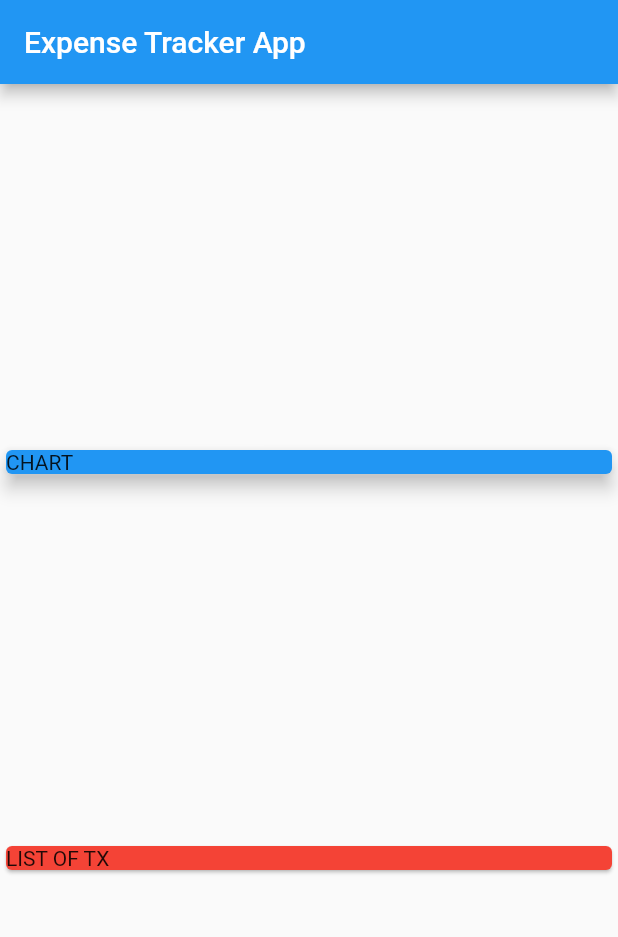
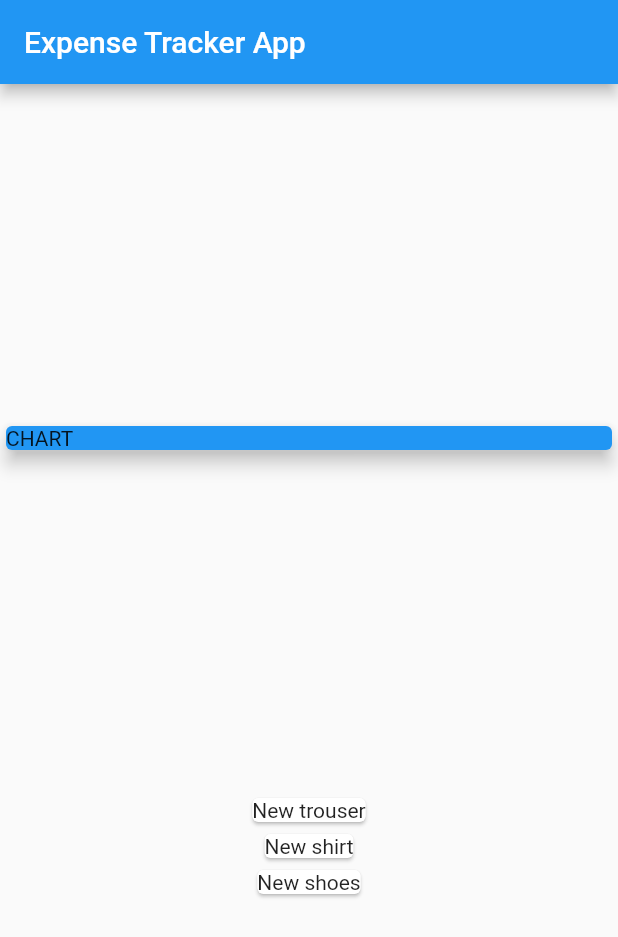
Before and after one commit to Isaacobuya5/expense_tracker_mobileapp, a Flutter app: the screen it shows after launch, on a phone screen of 412 x 824 dp. Shown: the top 937 px of the screen. Run offline on Flutter 3.47's test engine with Material 2 defaults, Android fonts, the phone set to English and light mode, and no system bars.

Commit message:
map through list of transactions, for each transaction create card that displays transaction title

```diff
--- a/lib/main.dart
+++ b/lib/main.dart
@@ -44,9 +44,13 @@ class MyHomePage extends StatelessWidget {
              elevation: 5,
            ),
            ),
-           Card(
-             color: Colors.red,
-             child: Text('LIST OF TX'),)
+        Column(
+          children: transactions.map((transaction) {
+            return Card(
+              child: Text(transaction.title)
+            );
+          }).toList()
+        )
          ],
         ),
       ),
```
